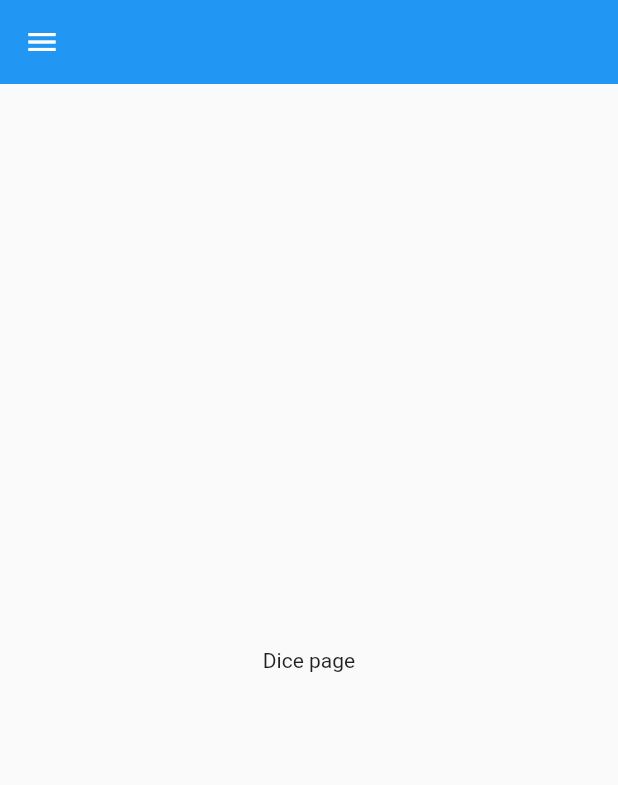
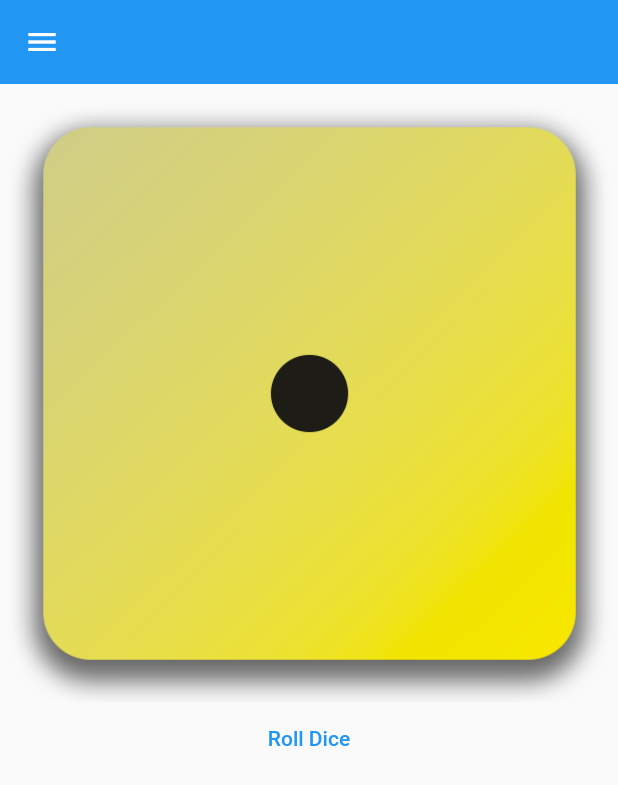
Before and after one commit to KrisD23/Decider_Flutter_M, a Flutter app: the DicePage screen opened directly, on a phone screen of 412 x 824 dp. Shown: the top 785 px of the screen. Run offline on Flutter 3.47's test engine with Material 2 defaults, Android fonts, the light colour scheme and no system bars.

Commit message:
Added a way to roll die and gnerate a random num

```diff
--- a/lib/pages/dice_page.dart
+++ b/lib/pages/dice_page.dart
@@ -1,8 +1,22 @@
 import 'package:decider_app/util/nav_bar.dart';
 import 'package:flutter/material.dart';
+import 'dart:math';
 
-class DicePage extends StatelessWidget {
+class DicePage extends StatefulWidget {
   const DicePage({super.key});
+
+  @override
+  State<DicePage> createState() => _DicePageState();
+}
+
+class _DicePageState extends State<DicePage> {
+  int diceNumber = 1;
+  void rollDice() {
+    setState(() {
+      diceNumber = Random().nextInt(6) + 1;
+      print(diceNumber);
+    });
+  }
 
   @override
   Widget build(BuildContext context) {
@@ -12,8 +26,14 @@ class DicePage extends StatelessWidget {
         elevation: 0,
       ),
       drawer: const NavBar(),
-      body: const Center(
-        child: Text('Dice page'),
+      body: Column(
+        children: [
+          Image.asset('lib/assets/images/dice-1.png'),
+          TextButton(
+            onPressed: rollDice,
+            child: const Text('Roll Dice'),
+          ),
+        ],
       ),
     );
   }
```
Also changed, not shown: pubspec.yaml (+9 -6 lines), lib/assets/images/dice-1.png (added), lib/assets/images/dice-2.png (added), lib/assets/images/dice-3.png (added), lib/assets/images/dice-4.png (added), lib/assets/images/dice-5.png (added), lib/assets/images/dice-6.png (added).
